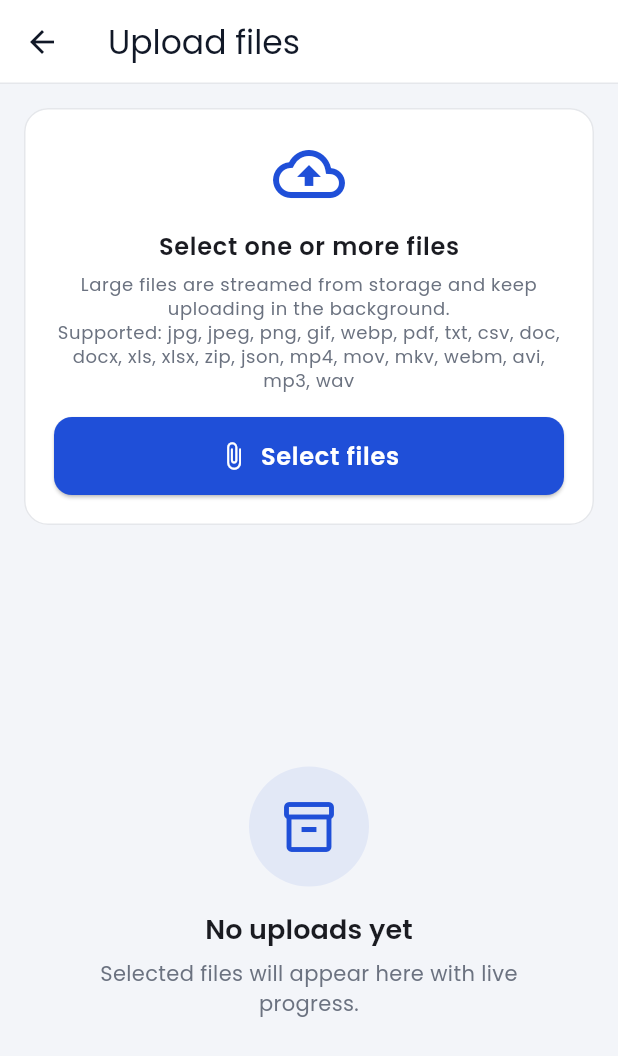
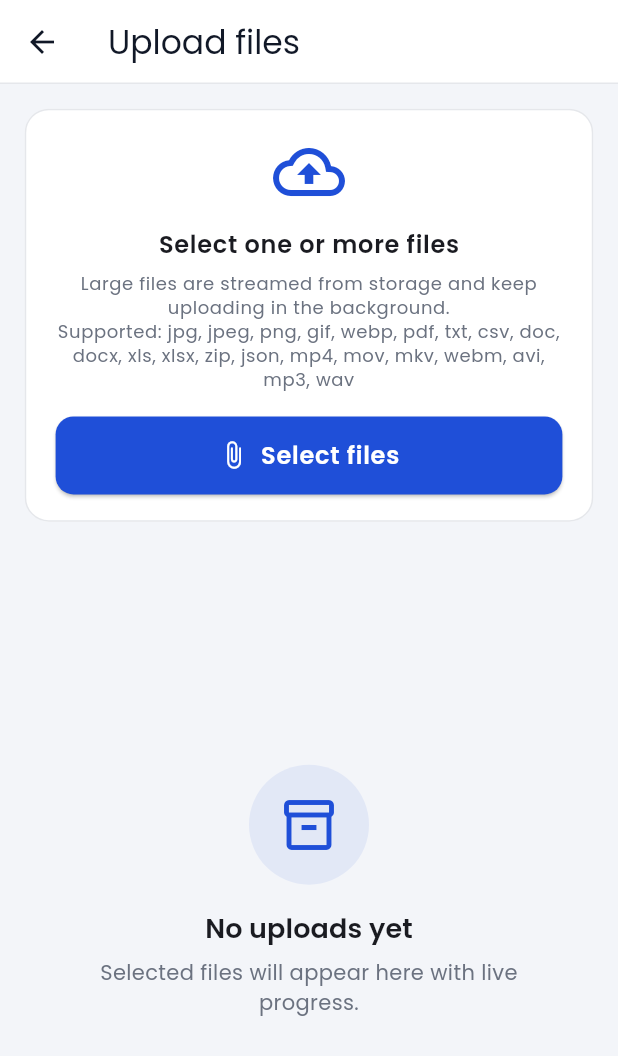
Before and after one commit to akanto99/LaanTech_Pos_Task, a Flutter app: the HomeView screen opened by its route, after a tap on "Upload files", on a phone screen of 412 x 824 dp. Shown: the top 1056 px of the screen. Run offline on Flutter 3.47's test engine with Material 3 defaults, Android fonts, the phone set to English and light mode, and no system bars; our stand-ins replace another_flushbar, connectivity_plus, dio, file_picker, flutter_local_notifications, flutter_secure_storage and 1 more; missing offline and left inert: flutter_foreground_task; accounts and stored records are empty.

Commit message:
refactor: standardize responsive spacing utilities
Hardcoded gaps and paddings on every screen and shared widget now use
the existing SizedboxSpaccing gaps and ResPonsiveUi padding helpers
(fractions of the screen, mapped to the closest step on a 393x852 phone
so the current look is kept): splash, login, register, dashboard,
upload, server files, transfer center, transfer details, video player,
empty/error states, transfer tile, actions, network indicator, the
persistent transfer bar, buttons, text fields and flushbars.

Deliberately fixed values stay fixed: icon sizes, radii, stroke widths,
progress bar thickness, chip padding, icon-badge padding, the spinner
padding that matches a 48 dp button, the theme's text field padding and
the 440 dp auth form width. Quick-action titles are now single line: on a
568x320 landscape screen a two-line title overflowed its tile.

Co-Authored-By: Claude Opus 5.5 <noreply@anthropic.com>

```diff
--- a/lib/configs/buttons/round_button.dart
+++ b/lib/configs/buttons/round_button.dart
@@ -1,6 +1,7 @@
 import 'package:flutter/material.dart';
 import 'package:laantech_pos_task/configs/res/color.dart';
 import 'package:laantech_pos_task/configs/res/text_styles.dart';
+import 'package:laantech_pos_task/configs/res/sizedbox_spaccing.dart';
 
 class RoundButton extends StatelessWidget {
   final String title;
@@ -38,7 +39,7 @@ class RoundButton extends StatelessWidget {
                 children: [
                   if (iconData != null) ...[
                     Icon(iconData, size: 20),
-                    const SizedBox(width: 8),
+                    SizedboxSpaccing.width02(context),
                   ],
                   // Scales the label down on narrow screens or large text
                   // settings instead of overflowing the button.
--- a/lib/configs/utils/utils.dart
+++ b/lib/configs/utils/utils.dart
@@ -2,6 +2,7 @@ import 'package:another_flushbar/flushbar.dart';
 import 'package:flutter/material.dart';
 import 'package:laantech_pos_task/configs/res/color.dart';
 import 'package:laantech_pos_task/configs/res/text_styles.dart';
+import 'package:laantech_pos_task/configs/responsive/responsive_ui.dart';
 
 class Utils {
   static void flushBarSuccessMessage(String message, BuildContext context) =>
@@ -22,8 +23,8 @@ class Utils {
     Color iconColor,
   ) {
     Flushbar(
-      margin: const EdgeInsets.symmetric(horizontal: 16, vertical: 10),
-      padding: const EdgeInsets.all(15),
+      margin: ResPonsiveUi.padding(context, horizontal: 0.04, vertical: 0.0125),
+      padding: ResPonsiveUi.padding(context, horizontal: 0.04, vertical: 0.018),
       messageText: Text(
         message,
         style: AppTextStyles.textSize14(
--- a/lib/configs/widgets/custom_textfield.dart
+++ b/lib/configs/widgets/custom_textfield.dart
@@ -1,5 +1,6 @@
 import 'package:flutter/material.dart';
 import 'package:laantech_pos_task/configs/res/text_styles.dart';
+import 'package:laantech_pos_task/configs/res/sizedbox_spaccing.dart';
 
 class CustomTextFormField extends StatelessWidget {
   final String titleText;
@@ -40,7 +41,7 @@ class CustomTextFormField extends StatelessWidget {
           titleText,
           style: AppTextStyles.textSize14(context, weight: FontWeight.w500),
         ),
-        const SizedBox(height: 8),
+        SizedboxSpaccing.height01(context),
         TextFormField(
           controller: controller,
           focusNode: focusCurrent,
--- a/lib/configs/widgets/state_views.dart
+++ b/lib/configs/widgets/state_views.dart
@@ -1,6 +1,8 @@
 import 'package:flutter/material.dart';
 import 'package:laantech_pos_task/configs/res/color.dart';
 import 'package:laantech_pos_task/configs/res/text_styles.dart';
+import 'package:laantech_pos_task/configs/res/sizedbox_spaccing.dart';
+import 'package:laantech_pos_task/configs/responsive/responsive_ui.dart';
 
 class EmptyStateView extends StatelessWidget {
   const EmptyStateView({
@@ -21,7 +23,7 @@ class EmptyStateView extends StatelessWidget {
     // Scrolls instead of overflowing on short screens (landscape, large text).
     return Center(
       child: SingleChildScrollView(
-        padding: const EdgeInsets.all(32),
+        padding: ResPonsiveUi.padding(context, horizontal: 0.08, vertical: 0.0375),
         child: Column(
           mainAxisSize: MainAxisSize.min,
           children: [
@@ -33,13 +35,13 @@ class EmptyStateView extends StatelessWidget {
               ),
               child: Icon(icon, size: 40, color: AppColors.primary),
             ),
-            const SizedBox(height: 16),
+            SizedboxSpaccing.height02(context),
             Text(
               title,
               textAlign: TextAlign.center,
               style: AppTextStyles.textSize18(context, weight: FontWeight.w600),
             ),
-            const SizedBox(height: 6),
+            SizedboxSpaccing.height0075(context),
             Text(
               message,
               textAlign: TextAlign.center,
@@ -48,7 +50,7 @@ class EmptyStateView extends StatelessWidget {
                 color: AppColors.subtitle(context),
               ),
             ),
-            if (action != null) ...[const SizedBox(height: 20), action!],
+            if (action != null) ...[SizedboxSpaccing.height025(context), action!],
           ],
         ),
       ),
--- a/lib/configs/widgets/transfer/transfer_actions.dart
+++ b/lib/configs/widgets/transfer/transfer_actions.dart
@@ -3,6 +3,7 @@ import 'package:laantech_pos_task/configs/res/color.dart';
 import 'package:laantech_pos_task/configs/utils/utils.dart';
 import 'package:laantech_pos_task/model/transfer/transfer_task.dart';
 import 'package:laantech_pos_task/view_model/transfer_view_model/transfer_view_model.dart';
+import 'package:laantech_pos_task/configs/responsive/responsive_ui.dart';
 import 'package:provider/provider.dart';
 
 /// Pause / resume / retry / cancel controls valid for the task's state.
@@ -40,7 +41,7 @@ class TransferActions extends StatelessWidget {
   Widget build(BuildContext context) {
     final retryLabel = task.isUpload ? 'Restart upload' : 'Retry (resumes)';
     return Wrap(
-      spacing: 4,
+      spacing: ResPonsiveUi.width(context, 0.01),
       children: [
         if (task.canPause)
           _ActionButton(
--- a/lib/configs/widgets/transfer/transfer_network_indicator.dart
+++ b/lib/configs/widgets/transfer/transfer_network_indicator.dart
@@ -5,6 +5,7 @@ import 'package:laantech_pos_task/configs/utils/formatters/formatters.dart';
 import 'package:laantech_pos_task/configs/widgets/transfer/transfer_status_chip.dart';
 import 'package:laantech_pos_task/model/transfer/network_health.dart';
 import 'package:laantech_pos_task/model/transfer/transfer_task.dart';
+import 'package:laantech_pos_task/configs/res/sizedbox_spaccing.dart';
 
 /// Shared visual language for transfer network health, so the upload,
 /// download, dashboard and persistent bar all show the same state.
@@ -54,7 +55,7 @@ class TransferNetworkIndicator extends StatelessWidget {
       mainAxisSize: MainAxisSize.min,
       children: [
         Icon(TransferNetworkStyle.iconOf(health), size: 14, color: color),
-        const SizedBox(width: 4),
+        SizedboxSpaccing.width01(context),
         Flexible(
           child: Text(
             speed == null ? health.label : '${health.label} · $speed',
--- a/lib/view/auth/login_view.dart
+++ b/lib/view/auth/login_view.dart
@@ -9,6 +9,7 @@ import 'package:laantech_pos_task/configs/widgets/custom_textfield.dart';
 import 'package:laantech_pos_task/view/auth/helpers_widgets/auth_form_layout.dart';
 import 'package:laantech_pos_task/view/auth/helpers_widgets/password_field.dart';
 import 'package:laantech_pos_task/view_model/auth_view_model/auth_view_model.dart';
+import 'package:laantech_pos_task/configs/res/sizedbox_spaccing.dart';
 import 'package:provider/provider.dart';
 
 class LoginView extends StatefulWidget {
@@ -63,7 +64,7 @@ class _LoginViewState extends State<LoginView> {
                 autofillHints: const [AutofillHints.username],
                 prefixIcon: const Icon(Icons.person_outline),
               ),
-              const SizedBox(height: 16),
+              SizedboxSpaccing.height02(context),
               PasswordField(
                 title: 'Password',
                 controller: _passwordController,
@@ -72,7 +73,7 @@ class _LoginViewState extends State<LoginView> {
                 onSubmitted: (_) => _submit(),
                 autofillHints: const [AutofillHints.password],
               ),
-              const SizedBox(height: 24),
+              SizedboxSpaccing.height03(context),
               Selector<AuthViewModel, bool>(
                 selector: (_, vm) => vm.loading,
                 builder: (_, loading, _) => RoundButton(
--- a/lib/view/home/home_view.dart
+++ b/lib/view/home/home_view.dart
@@ -11,6 +11,8 @@ import 'package:laantech_pos_task/configs/widgets/transfer/transfer_tile.dart';
 import 'package:laantech_pos_task/model/transfer/transfer_task.dart';
 import 'package:laantech_pos_task/view_model/auth_view_model/auth_view_model.dart';
 import 'package:laantech_pos_task/view_model/transfer_view_model/transfer_view_model.dart';
+import 'package:laantech_pos_task/configs/res/sizedbox_spaccing.dart';
+import 'package:laantech_pos_task/configs/responsive/responsive_ui.dart';
 import 'package:provider/provider.dart';
 
 class HomeView extends StatefulWidget {
@@ -85,10 +87,10 @@ class _HomeViewState extends State<HomeView> {
       body: RefreshIndicator(
         onRefresh: transfers.refresh,
         child: ListView(
-          padding: const EdgeInsets.all(16),
+          padding: ResPonsiveUi.pagePadding(context),
           children: [
             _WelcomeCard(username: username),
-            const SizedBox(height: 16),
+            SizedboxSpaccing.height02(context),
             Row(
               children: [
                 _StatTile(
@@ -96,13 +98,13 @@ class _HomeViewState extends State<HomeView> {
                   value: transfers.activeCount,
                   color: AppColors.primary,
                 ),
-                const SizedBox(width: 12),
+                SizedboxSpaccing.width03(context),
                 _StatTile(
                   label: 'Completed',
                   value: transfers.count(TransferStatus.completed),
                   color: AppColors.success,
                 ),
-                const SizedBox(width: 12),
+                SizedboxSpaccing.width03(context),
                 _StatTile(
                   label: 'Failed',
                   value: transfers.count(TransferStatus.failed),
@@ -110,9 +112,9 @@ class _HomeViewState extends State<HomeView> {
                 ),
               ],
             ),
-            const SizedBox(height: 24),
+            SizedboxSpaccing.height03(context),
             _SectionTitle(title: 'Quick actions'),
-            const SizedBox(height: 12),
+            SizedboxSpaccing.height015(context),
             GridView(
               shrinkWrap: true,
               physics: const NeverScrollableScrollPhysics(),
@@ -120,8 +122,8 @@ class _HomeViewState extends State<HomeView> {
                 maxCrossAxisExtent: 420,
                 // Grows with the user's text size so the two text lines fit.
                 mainAxisExtent: MediaQuery.textScalerOf(context).scale(84),
-                crossAxisSpacing: 12,
-                mainAxisSpacing: 12,
+                crossAxisSpacing: ResPonsiveUi.width(context, 0.03),
+                mainAxisSpacing: ResPonsiveUi.height(context, 0.015),
               ),
               children: const [
                 _ActionCard(
@@ -144,7 +146,7 @@ class _HomeViewState extends State<HomeView> {
                 ),
               ],
             ),
-            const SizedBox(height: 24),
+            SizedboxSpaccing.height03(context),
             _SectionTitle(
               title: 'Recent transfers',
               action: recent.isEmpty
@@ -155,10 +157,10 @@ class _HomeViewState extends State<HomeView> {
                       child: const Text('View all'),
                     ),
             ),
-            const SizedBox(height: 8),
+            SizedboxSpaccing.height01(context),
             if (recent.isEmpty)
               Padding(
-                padding: const EdgeInsets.symmetric(vertical: 24),
+                padding: ResPonsiveUi.padding(context, vertical: 0.028),
                 child: Text(
                   'No transfers yet. Upload a file to get started.',
                   textAlign: TextAlign.center,
@@ -171,7 +173,7 @@ class _HomeViewState extends State<HomeView> {
             else
               for (final task in recent)
                 Padding(
-                  padding: const EdgeInsets.only(bottom: 10),
+                  padding: EdgeInsets.only(bottom: ResPonsiveUi.height(context, 0.0125)),
                   child: TransferTile(task: task),
                 ),
           ],
@@ -189,7 +191,7 @@ class _WelcomeCard extends StatelessWidget {
   @override
   Widget build(BuildContext context) {
     return Container(
-      padding: const EdgeInsets.all(20),
+      padding: ResPonsiveUi.cardPadding(context),
       decoration: BoxDecoration(
         gradient: const LinearGradient(
           colors: [AppColors.primary, Color(0xFF3B6CF0)],
@@ -210,7 +212,7 @@ class _WelcomeCard extends StatelessWidget {
                     color: AppColors.whiteColor,
                   ),
                 ),
-                const SizedBox(height: 4),
+                SizedboxSpaccing.height005(context),
                 Text(
                   'Transfers keep running in the background, even when the app is minimised.',
                   style: AppTextStyles.textSize12(
@@ -221,7 +223,7 @@ class _WelcomeCard extends StatelessWidget {
               ],
             ),
           ),
-          const SizedBox(width: 12),
+          SizedboxSpaccing.width03(context),
           const Icon(
             Icons.storefront_rounded,
             size: 44,
@@ -249,7 +251,7 @@ class _StatTile extends StatelessWidget {
     return Expanded(
       child: Card(
         child: Padding(
-          padding: const EdgeInsets.symmetric(vertical: 14, horizontal: 12),
+          padding: ResPonsiveUi.padding(context, horizontal: 0.03, vertical: 0.016),
           // One line each, scaled down on narrow screens or large text.
           child: Column(
             children: [
@@ -322,7 +324,7 @@ class _ActionCard extends StatelessWidget {
       child: InkWell(
         onTap: () => Navigator.pushNamed(context, route),
         child: Padding(
-          padding: const EdgeInsets.symmetric(horizontal: 16),
+          padding: ResPonsiveUi.padding(context, horizontal: 0.04),
           child: Row(
             children: [
               Container(
@@ -333,7 +335,7 @@ class _ActionCard extends StatelessWidget {
                 ),
                 child: Icon(icon, color: AppColors.primary),
               ),
-              const SizedBox(width: 14),
+              SizedboxSpaccing.width035(context),
               Expanded(
                 child: Column(
                   mainAxisAlignment: MainAxisAlignment.center,
@@ -341,6 +343,8 @@ class _ActionCard extends StatelessWidget {
                   children: [
                     Text(
                       title,
+                      maxLines: 1,
+                      overflow: TextOverflow.ellipsis,
                       style: AppTextStyles.textSize16(
                         context,
                         weight: FontWeight.w600,
--- a/lib/view/upload/upload_view.dart
+++ b/lib/view/upload/upload_view.dart
@@ -7,6 +7,8 @@ import 'package:laantech_pos_task/configs/utils/utils.dart';
 import 'package:laantech_pos_task/configs/widgets/state_views.dart';
 import 'package:laantech_pos_task/configs/widgets/transfer/transfer_tile.dart';
 import 'package:laantech_pos_task/view_model/transfer_view_model/transfer_view_model.dart';
+import 'package:laantech_pos_task/configs/res/sizedbox_spaccing.dart';
+import 'package:laantech_pos_task/configs/responsive/responsive_ui.dart';
 import 'package:provider/provider.dart';
 
 class UploadView extends StatelessWidget {
@@ -29,11 +31,11 @@ class UploadView extends StatelessWidget {
       body: CustomScrollView(
         slivers: [
           SliverPadding(
-            padding: const EdgeInsets.all(16),
+            padding: ResPonsiveUi.pagePadding(context),
             sliver: SliverToBoxAdapter(
               child: Card(
                 child: Padding(
-                  padding: const EdgeInsets.all(20),
+                  padding: ResPonsiveUi.cardPadding(context),
                   child: Column(
                     children: [
                       const Icon(
@@ -41,7 +43,7 @@ class UploadView extends StatelessWidget {
                         size: 48,
                         color: AppColors.primary,
                       ),
-                      const SizedBox(height: 12),
+                      SizedboxSpaccing.height015(context),
                       Text(
                         'Select one or more files',
                         style: AppTextStyles.textSize16(
@@ -49,7 +51,7 @@ class UploadView extends StatelessWidget {
                           weight: FontWeight.w600,
                         ),
                       ),
-                      const SizedBox(height: 6),
+                      SizedboxSpaccing.height0075(context),
                       Text(
                         'Large files are streamed from storage and keep uploading in the background.\n'
                         'Supported: ${AppConfig.uploadExtensions.join(', ')}',
@@ -59,7 +61,7 @@ class UploadView extends StatelessWidget {
                           color: AppColors.subtitle(context),
                         ),
                       ),
-                      const SizedBox(height: 16),
+                      SizedboxSpaccing.height02(context),
                       RoundButton(
                         title: vm.picking ? 'Preparing files…' : 'Select files',
                         iconData: Icons.attach_file_rounded,
@@ -83,10 +85,10 @@ class UploadView extends StatelessWidget {
             )
           else
             SliverPadding(
-              padding: const EdgeInsets.fromLTRB(16, 0, 16, 16),
+              padding: ResPonsiveUi.paddingLTRB(context, 0.04, 0, 0.04, 0.02),
               sliver: SliverList.separated(
                 itemCount: uploads.length,
-                separatorBuilder: (_, _) => const SizedBox(height: 10),
+                separatorBuilder: (_, _) => SizedboxSpaccing.height0125(context),
                 itemBuilder: (_, index) => TransferTile(task: uploads[index]),
               ),
             ),
```
Also changed, not shown: lib/configs/widgets/transfer/active_transfers_bar.dart (+4 -5 lines), lib/configs/widgets/transfer/transfer_tile.dart (+12 -10 lines), lib/view/auth/helpers_widgets/auth_form_layout.dart (+8 -6 lines), lib/view/auth/register_view.dart (+4 -3 lines), lib/view/download/download_view.dart (+14 -12 lines), lib/view/splash_screen/splash_view.dart (+4 -3 lines), lib/view/transfers/transfer_details_view.dart (+11 -9 lines), lib/view/transfers/transfers_view.dart (+7 -5 lines), lib/view/video_player/video_player_view.dart (+5 -3 lines).
